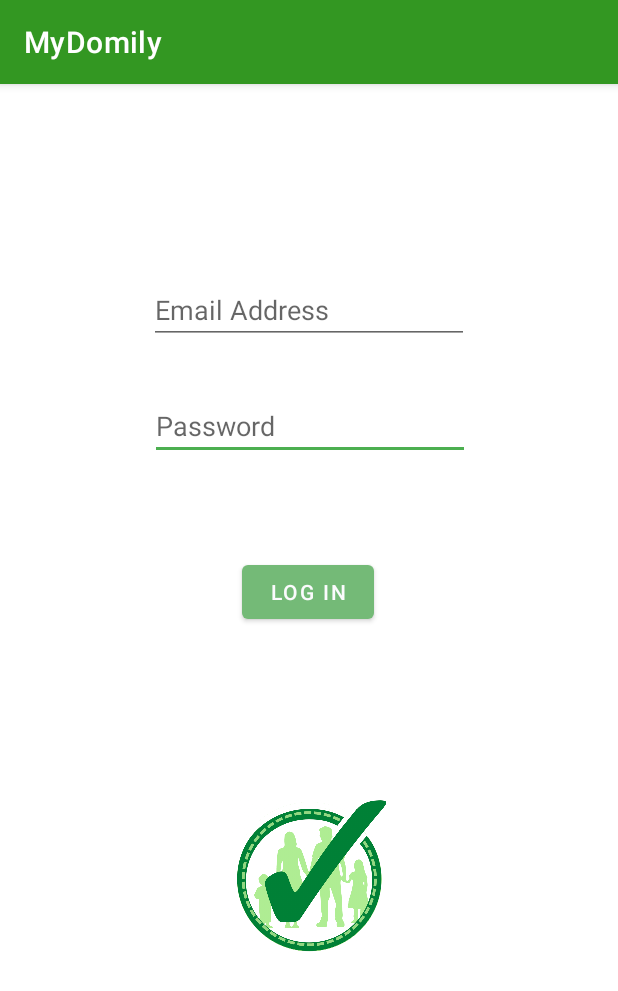
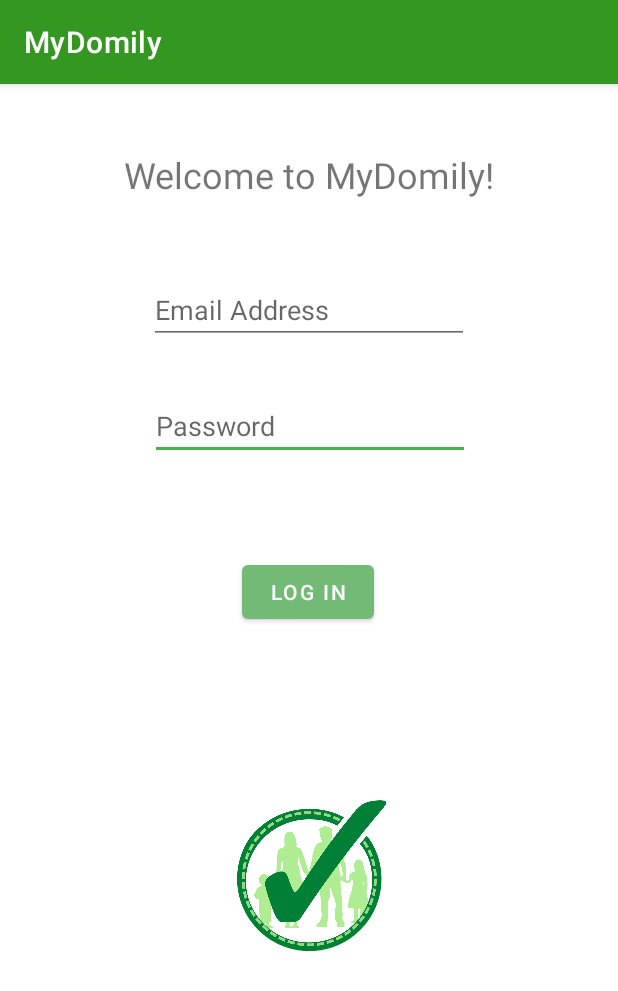
Before and after one commit to gavinrcodenext/MyDomilyApp, an Android app: the screen it shows after launch (MainActivity), on a phone screen of 412 x 824 dp. Shown: the top 991 px of the screen. Run offline under Robolectric (Android 15) with nearby library versions, the phone set to English and light mode, and no system bars.

Commit message:
Title added

```diff
--- a/app/src/main/res/layout/activity_main.xml
+++ b/app/src/main/res/layout/activity_main.xml
@@ -56,4 +56,15 @@
         app:layout_constraintVertical_bias="1.0"
         app:srcCompat="@drawable/midomilylogo" />
 
+    <TextView
+        android:id="@+id/title_login"
+        android:layout_width="wrap_content"
+        android:layout_height="wrap_content"
+        android:layout_marginTop="44dp"
+        android:text="Welcome to MyDomily!"
+        android:textSize="24sp"
+        app:layout_constraintEnd_toEndOf="parent"
+        app:layout_constraintStart_toStartOf="parent"
+        app:layout_constraintTop_toTopOf="parent" />
+
 </androidx.constraintlayout.widget.ConstraintLayout>
```
